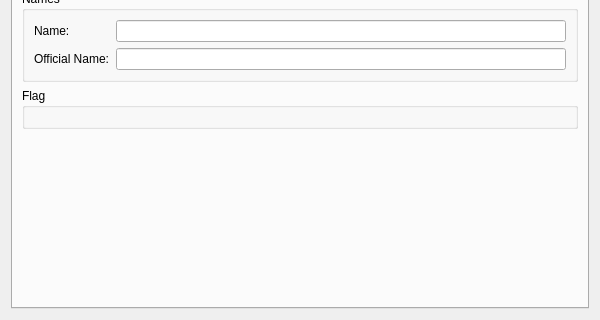
The window that projects/ores.qt/ui/CountryDetailDialog.ui (OreStudio/OreStudio) describes before a commit, drawn with Qt 5; both pictures show x 0 to 600 and y 180 to 500 of the 600 by 500 pixel window.
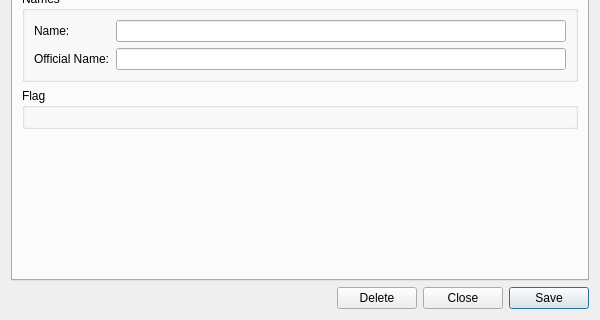
The same window after the commit. Custom widgets are drawn as their Qt base class.

Commit message: [qt] Remove toolbars from detail dialogs; add Close button throughout

Patch:
```diff
--- a/projects/ores.qt/ui/CountryDetailDialog.ui
+++ b/projects/ores.qt/ui/CountryDetailDialog.ui
@@ -149,6 +149,44 @@
      </widget>
     </widget>
    </item>
+   <item>
+    <layout class="QHBoxLayout" name="buttonLayout">
+     <item>
+      <spacer name="horizontalSpacer">
+       <property name="orientation">
+        <enum>Qt::Horizontal</enum>
+       </property>
+       <property name="sizeHint" stdset="0">
+        <size><width>40</width><height>20</height></size>
+       </property>
+      </spacer>
+     </item>
+     <item>
+      <widget class="QPushButton" name="deleteButton">
+       <property name="text">
+        <string>Delete</string>
+       </property>
+      </widget>
+     </item>
+     <item>
+      <widget class="QPushButton" name="closeButton">
+       <property name="text">
+        <string>Close</string>
+       </property>
+      </widget>
+     </item>
+     <item>
+      <widget class="QPushButton" name="saveButton">
+       <property name="text">
+        <string>Save</string>
+       </property>
+       <property name="default">
+        <bool>true</bool>
+       </property>
+      </widget>
+     </item>
+    </layout>
+   </item>
   </layout>
  </widget>
  <customwidgets>
```
The commit also changes 201 other files.
